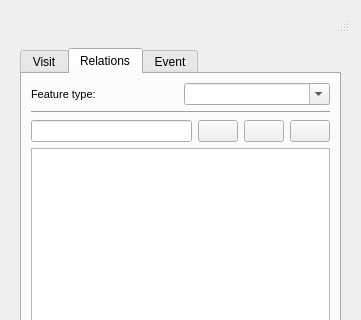
Old version of the form ui/add_visit.ui in the repository bgeo-gis/treemanage_qgis_pluggin; both pictures show x 0 to 361 and y 0 to 320 of the 361 by 564 pixel window.
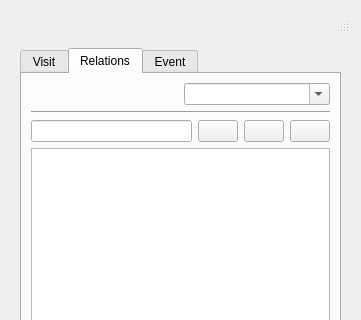
New version of the form. Icons and pictures are not drawn.

Commit message: set combos value with config_param_user

```diff
--- a/ui/add_visit.ui
+++ b/ui/add_visit.ui
@@ -488,7 +488,7 @@
                <enum>QFrame::Plain</enum>
               </property>
               <property name="text">
-               <string>Feature type:</string>
+               <string/>
               </property>
               <property name="textFormat">
                <enum>Qt::AutoText</enum>
```
The commit also changes 2 other files.
